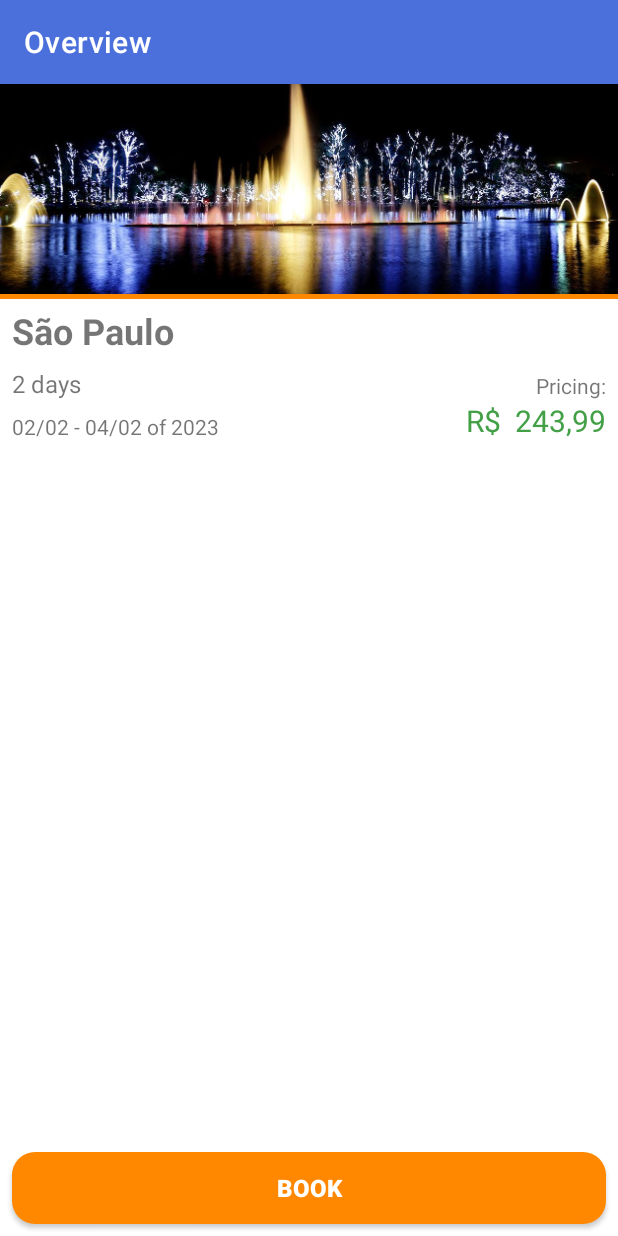
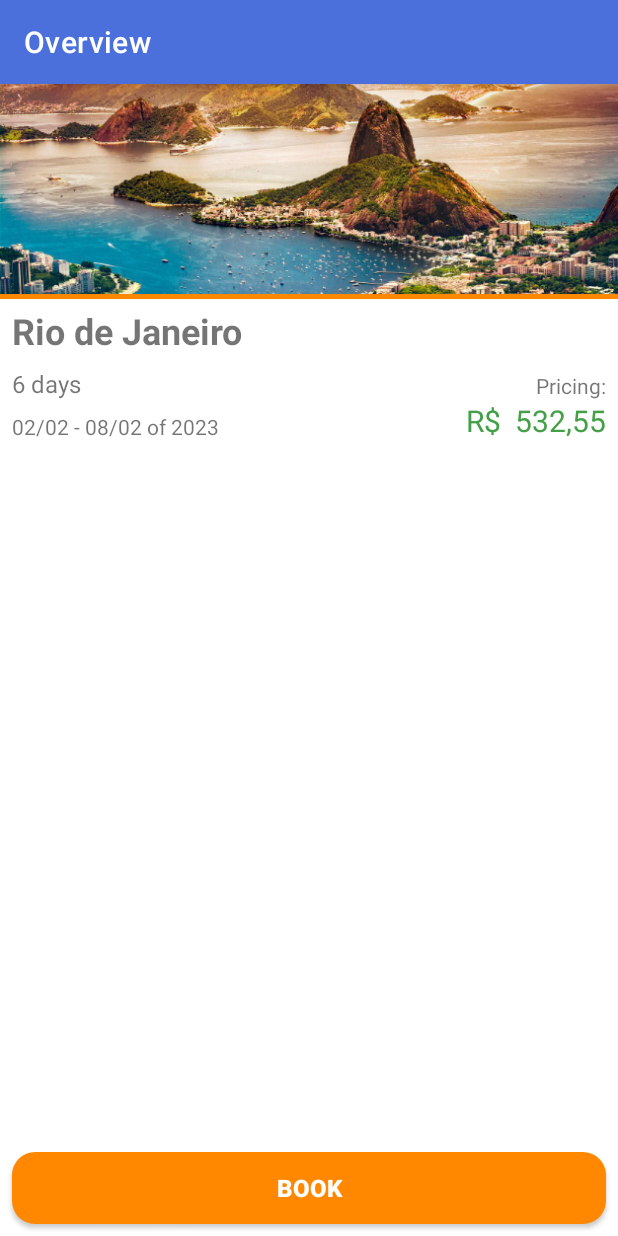
Before and after one commit to zbkllz/alura--travel-agency, an Android app: the screen it shows after launch (ResumePackageActivity before the commit, PackageOverviewActivity after it), after a tap on "Rio de Janeiro", on a phone screen of 412 x 824 dp. Run offline under Robolectric (Android 15) with nearby library versions, the phone set to English and light mode, and no system bars.

```diff
--- a/app/src/main/AndroidManifest.xml
+++ b/app/src/main/AndroidManifest.xml
@@ -13,7 +13,7 @@
         android:theme="@style/Theme.TravelAgency"
         tools:targetApi="31">
         <activity
-            android:name=".ui.activity.ResumeBookingActivity"
+            android:name=".ui.activity.BookingResumeActivity"
             android:exported="false">
             <meta-data
                 android:name="android.app.lib_name"
@@ -27,7 +27,7 @@
                 android:value="" />
         </activity>
         <activity
-            android:name=".ui.activity.ResumePackageActivity"
+            android:name=".ui.activity.PackageOverviewActivity"
             android:exported="false">
             <meta-data
                 android:name="android.app.lib_name"
--- a/app/src/main/java/com/alura/travelagency/dao/PackageDAO.java
+++ b/app/src/main/java/com/alura/travelagency/dao/PackageDAO.java
@@ -1,6 +1,6 @@
 package com.alura.travelagency.dao;
 
-import com.alura.travelagency.model.TripPackage;
+import com.alura.travelagency.model.Pack;
 
 import java.math.BigDecimal;
 import java.util.ArrayList;
@@ -8,13 +8,13 @@ import java.util.Arrays;
 import java.util.List;
 
 public class PackageDAO {
-    public List<TripPackage> list() {
+    public List<Pack> list() {
         return new ArrayList<>(Arrays.asList(
-                new TripPackage("São Paulo", "sao_paulo_sp", 2, BigDecimal.valueOf(243.99)),
-                new TripPackage("Belo Horizonte", "belo_horizonte_mg", 3, BigDecimal.valueOf(421.50)),
-                new TripPackage("Recife", "recife_pe", 4, BigDecimal.valueOf(754.20)),
-                new TripPackage("Rio de Janeiro", "rio_de_janeiro_rj", 6, BigDecimal.valueOf(532.55)),
-                new TripPackage("Salvador", "salvador_ba", 5, BigDecimal.valueOf(899.99)),
-                new TripPackage("Foz do Iguaçu", "foz_do_iguacu_pr", 1, BigDecimal.valueOf(289.90))));
+                new Pack("São Paulo", "sao_paulo_sp", 2, BigDecimal.valueOf(243.99)),
+                new Pack("Belo Horizonte", "belo_horizonte_mg", 3, BigDecimal.valueOf(421.50)),
+                new Pack("Recife", "recife_pe", 4, BigDecimal.valueOf(754.20)),
+                new Pack("Rio de Janeiro", "rio_de_janeiro_rj", 6, BigDecimal.valueOf(532.55)),
+                new Pack("Salvador", "salvador_ba", 5, BigDecimal.valueOf(899.99)),
+                new Pack("Foz do Iguaçu", "foz_do_iguacu_pr", 1, BigDecimal.valueOf(289.90))));
     }
 }
--- a/app/src/main/java/com/alura/travelagency/model/TripPackage.java
+++ b/app/src/main/java/com/alura/travelagency/model/Pack.java
@@ -1,14 +1,15 @@
 package com.alura.travelagency.model;
 
+import java.io.Serializable;
 import java.math.BigDecimal;
 
-public class TripPackage {
+public class Pack implements Serializable {
     private final String destination;
     private final String banner;
     private final int days;
     private final BigDecimal price;
 
-    public TripPackage(String destination, String banner, int days, BigDecimal price) {
+    public Pack(String destination, String banner, int days, BigDecimal price) {
         this.destination = destination;
         this.banner = banner;
         this.days = days;
--- /dev/null
+++ b/app/src/main/java/com/alura/travelagency/ui/activity/PackageOverviewActivity.java
@@ -0,0 +1,78 @@
+package com.alura.travelagency.ui.activity;
+
+import android.content.Intent;
+import android.graphics.drawable.Drawable;
+import android.os.Bundle;
+import android.widget.Button;
+import android.widget.ImageView;
+import android.widget.TextView;
+
+import androidx.appcompat.app.AppCompatActivity;
+
+import com.alura.travelagency.R;
+import com.alura.travelagency.model.Pack;
+import com.alura.travelagency.util.CurrencyUtil;
+import com.alura.travelagency.util.DateUtil;
+import com.alura.travelagency.util.DaysUtil;
+import com.alura.travelagency.util.ResUtil;
+
+public class PackageOverviewActivity extends AppCompatActivity {
+
+    public static final String TITLE_APPBAR = "Overview";
+
+    @Override
+    protected void onCreate(Bundle savedInstanceState) {
+        super.onCreate(savedInstanceState);
+        setContentView(R.layout.activity_package_overview);
+
+        setTitle(TITLE_APPBAR);
+
+        Intent intent = getIntent();
+        if (intent.hasExtra("pack")) {
+            final Pack pack = (Pack) intent.getSerializableExtra("pack");
+
+            showDestination(pack);
+            showPlaceImg(pack);
+            showDays(pack);
+            showPrice(pack);
+            showDate(pack);
+
+            Button btnBookPackage = findViewById(R.id.btn_resume_payment);
+            btnBookPackage.setOnClickListener(view -> {
+                Intent intentPayment = new Intent(PackageOverviewActivity.this,
+                        PaymentActivity.class);
+                intentPayment.putExtra("pack", pack);
+                startActivity(intentPayment);
+            });
+        }
+    }
+
+    private void showDate(Pack pack) {
+        TextView tripDuration = findViewById(R.id.tv_resume_duration);
+        String standardizeTripPeriod = DateUtil.periodTxt(pack.getDays());
+        tripDuration.setText(standardizeTripPeriod);
+    }
+
+    private void showPrice(Pack pack) {
+        TextView price = findViewById(R.id.tv_resume_price);
+        String brlCurrency = CurrencyUtil.formattingModelCurrency(pack.getPrice());
+        price.setText(brlCurrency);
+    }
+
+    private void showDays(Pack pack) {
+        TextView days = findViewById(R.id.tv_resume_days);
+        String daysByTxt = DaysUtil.formattingToTxt(pack.getDays());
+        days.setText((daysByTxt));
+    }
+
+    private void showPlaceImg(Pack pack) {
+        ImageView image = findViewById(R.id.iv_resume_pkg_banner);
+        Drawable drawablePkg = ResUtil.returnDrawable(this, pack.getBanner());
+        image.setImageDrawable((drawablePkg));
+    }
+
+    private void showDestination(Pack pack) {
+        TextView place = findViewById(R.id.tv_resume_place);
+        place.setText((pack.getDestination()));
+    }
+}
--- a/app/src/main/java/com/alura/travelagency/ui/activity/ResumePackageActivity.java
+++ /dev/null
@@ -1,78 +0,0 @@
-package com.alura.travelagency.ui.activity;
-
-import android.content.Intent;
-import android.graphics.drawable.Drawable;
-import android.os.Bundle;
-import android.view.View;
-import android.widget.Button;
-import android.widget.ImageView;
-import android.widget.TextView;
-
-import androidx.appcompat.app.AppCompatActivity;
-
-import com.alura.travelagency.R;
-import com.alura.travelagency.model.TripPackage;
-import com.alura.travelagency.util.CurrencyUtil;
-import com.alura.travelagency.util.DateUtil;
-import com.alura.travelagency.util.DaysUtil;
-import com.alura.travelagency.util.ResUtil;
-
-import java.math.BigDecimal;
-
-public class ResumePackageActivity extends AppCompatActivity {
-
-    public static final String TITLE_APPBAR = "Overview";
-
-    @Override
-    protected void onCreate(Bundle savedInstanceState) {
-        super.onCreate(savedInstanceState);
-        setContentView(R.layout.activity_resume_package);
-
-        setTitle(TITLE_APPBAR);
-
-        TripPackage pkgSp = new TripPackage("São Paulo", "sao_paulo_sp", 2,
-                new BigDecimal("243.99"));
-
-        showDestination(pkgSp);
-        showPlaceImg(pkgSp);
-        showDays(pkgSp);
-        showPrice(pkgSp);
-        showDate(pkgSp);
-
-        Button btnBookPackage = findViewById(R.id.btn_resume_payment);
-        btnBookPackage.setOnClickListener(v -> {
-            Intent intent = new Intent(ResumePackageActivity.this,
-                    PaymentActivity.class);
-            startActivity(intent);
-        });
-    }
-
-    private void showDate(TripPackage aPkg) {
-        TextView tripDuration = findViewById(R.id.tv_resume_duration);
-        String standardizeTripPeriod = DateUtil.periodTxt(aPkg.getDays());
-        tripDuration.setText(standardizeTripPeriod);
-    }
-
-    private void showPrice(TripPackage aPkg) {
-        TextView price = findViewById(R.id.tv_resume_price);
-        String brlCurrency = CurrencyUtil.formattingModelCurrency(aPkg.getPrice());
-        price.setText(brlCurrency);
-    }
-
-    private void showDays(TripPackage aPkg) {
-        TextView days = findViewById(R.id.tv_resume_days);
-        String daysByTxt = DaysUtil.formattingToTxt(aPkg.getDays());
-        days.setText((daysByTxt));
-    }
-
-    private void showPlaceImg(TripPackage aPkg) {
-        ImageView image = findViewById(R.id.iv_resume_pkg_banner);
-        Drawable drawablePkg = ResUtil.returnDrawable(this, aPkg.getBanner());
-        image.setImageDrawable((drawablePkg));
-    }
-
-    private void showDestination(TripPackage aPkg) {
-        TextView place = findViewById(R.id.tv_resume_place);
-        place.setText((aPkg.getDestination()));
-    }
-}
--- a/app/src/main/java/com/alura/travelagency/ui/activity/TravelPackagesActivity.java
+++ b/app/src/main/java/com/alura/travelagency/ui/activity/TravelPackagesActivity.java
@@ -8,7 +8,7 @@ import androidx.appcompat.app.AppCompatActivity;
 
 import com.alura.travelagency.R;
 import com.alura.travelagency.dao.PackageDAO;
-import com.alura.travelagency.model.TripPackage;
+import com.alura.travelagency.model.Pack;
 import com.alura.travelagency.ui.adapter.PackagesListAdapter;
 
 import java.util.List;
@@ -28,12 +28,14 @@ public class TravelPackagesActivity extends AppCompatActivity {
 
     private void listConfig() {
         ListView packagesList = findViewById(R.id.lv_travel_pkg);
-        List<TripPackage> packagesDeals = new PackageDAO().list();
-        packagesList.setAdapter(new PackagesListAdapter(packagesDeals, this));
-        packagesList.setOnItemClickListener((adapterView, view, i, l) -> {
-            Intent intent = new Intent(TravelPackagesActivity.this,
-                    ResumePackageActivity.class);
-            startActivity(intent);
+        final List<Pack> packs = new PackageDAO().list();
+        packagesList.setAdapter(new PackagesListAdapter(packs, this));
+        packagesList.setOnItemClickListener((adapterView, view, position, id) -> {
+            Pack selectedPack = packs.get(position);
+            Intent intentPackageOverview = new Intent(TravelPackagesActivity.this,
+                    PackageOverviewActivity.class);
+            intentPackageOverview.putExtra("pack", selectedPack);
+            startActivity(intentPackageOverview);
         });
     }
 }
--- a/app/src/main/java/com/alura/travelagency/ui/adapter/PackagesListAdapter.java
+++ b/app/src/main/java/com/alura/travelagency/ui/adapter/PackagesListAdapter.java
@@ -10,7 +10,7 @@ import android.widget.ImageView;
 import android.widget.TextView;
 
 import com.alura.travelagency.R;
-import com.alura.travelagency.model.TripPackage;
+import com.alura.travelagency.model.Pack;
 import com.alura.travelagency.util.CurrencyUtil;
 import com.alura.travelagency.util.DaysUtil;
 import com.alura.travelagency.util.ResUtil;
@@ -19,23 +19,23 @@ import java.util.List;
 
 public class PackagesListAdapter extends BaseAdapter {
 
-    private final List<TripPackage> tripPackages;
+    private final List<Pack> packs;
     private final Context context;
 
-    public PackagesListAdapter(List<TripPackage> tripPackages, Context context) {
+    public PackagesListAdapter(List<Pack> packs, Context context) {
 
-        this.tripPackages = tripPackages;
+        this.packs = packs;
         this.context = context;
     }
 
     @Override
     public int getCount() {
-        return tripPackages.size();
+        return packs.size();
     }
 
     @Override
-    public TripPackage getItem(int position) {
-        return tripPackages.get(position);
+    public Pack getItem(int position) {
+        return packs.get(position);
     }
 
     @Override
@@ -48,37 +48,37 @@ public class PackagesListAdapter extends BaseAdapter {
         View createdView = LayoutInflater.from(context)
                 .inflate(R.layout.item_package, parent, false);
 
-        TripPackage tripPackage = this.tripPackages.get(position);
+        Pack pack = this.packs.get(position);
 
-        showPlace(createdView, tripPackage);
-        showImage(createdView, tripPackage);
-        showDays(createdView, tripPackage);
-        showPrices(createdView, tripPackage);
+        showPlace(createdView, pack);
+        showImage(createdView, pack);
+        showDays(createdView, pack);
+        showPrices(createdView, pack);
 
         return createdView;
     }
 
-    private void showPrices(View createdView, TripPackage tripPackage) {
+    private void showPrices(View createdView, Pack pack) {
         TextView price = createdView.findViewById(R.id.tv_item_price);
-        String usd = CurrencyUtil.formattingModelCurrency(tripPackage.getPrice());
+        String usd = CurrencyUtil.formattingModelCurrency(pack.getPrice());
         price.setText(usd);
     }
 
-    private void showDays(View createdView, TripPackage tripPackage) {
+    private void showDays(View createdView, Pack pack) {
         TextView period = createdView.findViewById(R.id.tv_item_period);
-        String periodAsTxt = DaysUtil.formattingToTxt(tripPackage.getDays());
+        String periodAsTxt = DaysUtil.formattingToTxt(pack.getDays());
         period.setText(periodAsTxt);
     }
 
-    private void showImage(View createdView, TripPackage tripPackage) {
+    private void showImage(View createdView, Pack pack) {
         ImageView image = createdView.findViewById(R.id.iv_item_place_pkg);
         Drawable drawableImagePkg = ResUtil
-                .returnDrawable(context, tripPackage.getBanner());
+                .returnDrawable(context, pack.getBanner());
         image.setImageDrawable(drawableImagePkg);
     }
 
-    private void showPlace(View createdView, TripPackage tripPackage) {
+    private void showPlace(View createdView, Pack pack) {
         TextView place = createdView.findViewById(R.id.tv_item_place);
-        place.setText(tripPackage.getDestination());
+        place.setText(pack.getDestination());
     }
 }
--- a/app/src/main/java/com/alura/travelagency/util/ResUtil.java
+++ b/app/src/main/java/com/alura/travelagency/util/ResUtil.java
@@ -1,5 +1,6 @@
 package com.alura.travelagency.util;
 
+import android.annotation.SuppressLint;
 import android.content.Context;
 import android.content.res.Resources;
 import android.graphics.drawable.Drawable;
--- a/app/src/main/res/drawable/ic_banner_foreground.xml
+++ b/app/src/main/res/drawable/ic_banner_foreground.xml
@@ -1,6 +1,6 @@
 <vector xmlns:android="http://schemas.android.com/apk/res/android"
     xmlns:aapt="http://schemas.android.com/aapt"
-    android:width="320dp"
+    android:width="200dp"
     android:height="180dp"
     android:viewportWidth="320"
     android:viewportHeight="180">
--- a/gradle.properties
+++ b/gradle.properties
@@ -19,3 +19,4 @@ android.useAndroidX=true
 # resources declared in the library itself and none from the library's dependencies,
 # thereby reducing the size of the R class for that library
 android.nonTransitiveRClass=true
+org.gradle.unsafe.configuration-cache=true
```
Also changed, not shown: app/src/main/java/com/alura/travelagency/ui/activity/BookingResumeActivity.java (renamed from app/src/main/java/com/alura/travelagency/ui/activity/ResumeBookingActivity.java, +20 -20 lines), app/src/main/java/com/alura/travelagency/ui/activity/PaymentActivity.java (+16 -15 lines), app/src/main/res/layout/activity_booking_resume.xml (renamed from app/src/main/res/layout/activity_resume_booking.xml), app/src/main/res/layout/activity_package_overview.xml (renamed from app/src/main/res/layout/activity_resume_package.xml).
